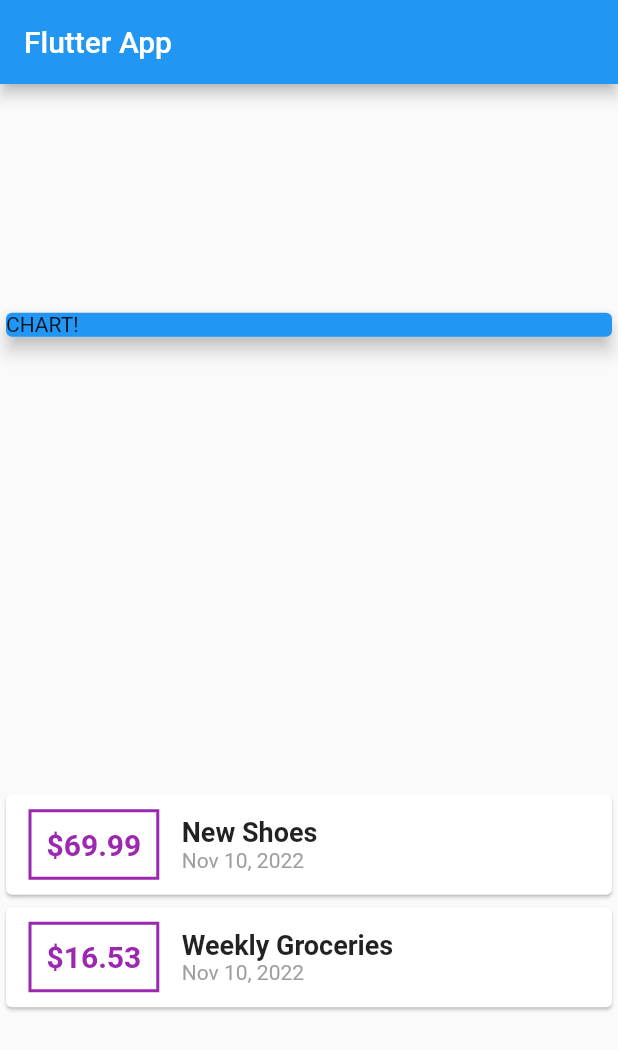
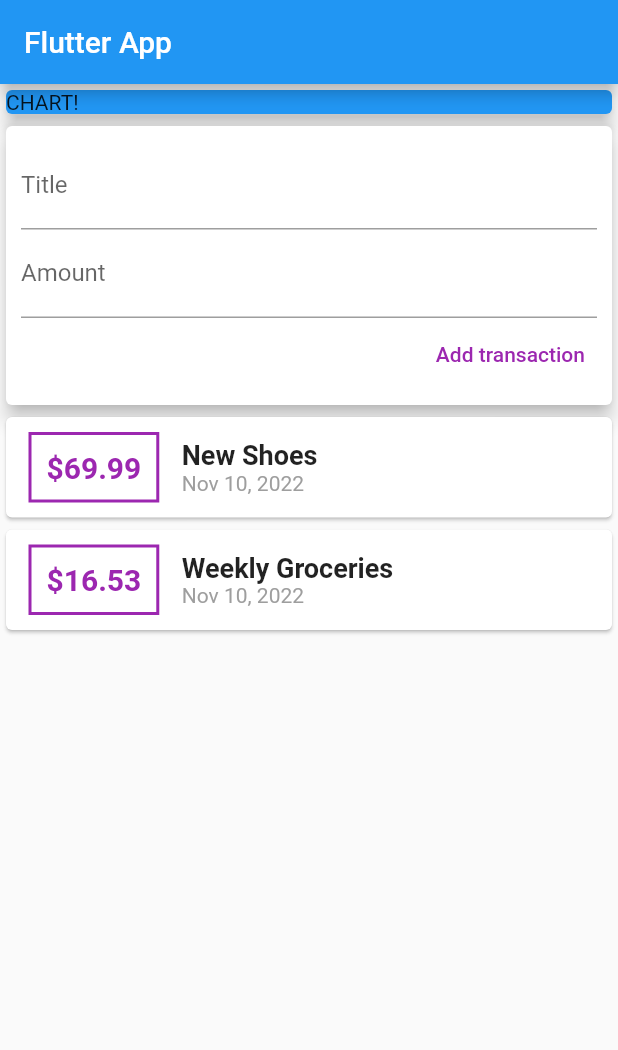
Before and after one commit to felipemcs/expenses_app, a Flutter app: the screen it shows after launch, on a phone screen of 412 x 824 dp. Shown: the top 1050 px of the screen. Run offline on Flutter 3.47's test engine with Material 2 defaults, Android fonts, the phone set to English and light mode, and no system bars.

Commit message:
Fetch user input data

```diff
--- a/lib/main.dart
+++ b/lib/main.dart
@@ -31,6 +31,8 @@ class MyHomePage extends StatelessWidget {
       date: DateTime.now(),
     ),
   ];
+  final titleController = TextEditingController();
+  final amountController = TextEditingController();
 
   MyHomePage({super.key});
 
@@ -41,7 +43,6 @@ class MyHomePage extends StatelessWidget {
         title: const Text('Flutter App'),
       ),
       body: Column(
-        mainAxisAlignment: MainAxisAlignment.spaceAround,
         children: [
           const SizedBox(
             width: double.infinity,
@@ -49,6 +50,37 @@ class MyHomePage extends StatelessWidget {
               color: Colors.blue,
               elevation: 5,
               child: Text('CHART!'),
+            ),
+          ),
+          Card(
+            elevation: 5,
+            child: Container(
+              padding: const EdgeInsets.all(10),
+              child: Column(
+                crossAxisAlignment: CrossAxisAlignment.end,
+                children: [
+                  TextField(
+                    decoration: const InputDecoration(
+                      labelText: 'Title',
+                    ),
+                    controller: titleController,
+                  ),
+                  TextField(
+                    decoration: const InputDecoration(
+                      labelText: 'Amount',
+                    ),
+                    controller: amountController,
+                  ),
+                  TextButton(
+                    onPressed: () {
+                    },
+                    style: TextButton.styleFrom(
+                      foregroundColor: Colors.purple,
+                    ),
+                    child: const Text('Add transaction'),
+                  )
+                ],
+              ),
             ),
           ),
           Column(
```
